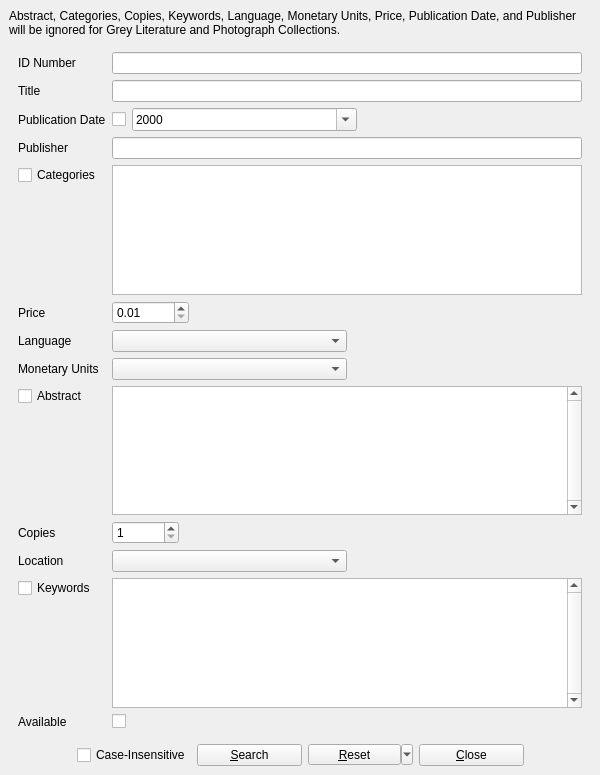
Above: UI/biblioteq_allinfo.ui from textbrowser/biblioteq before the change. Below: the same form after it.
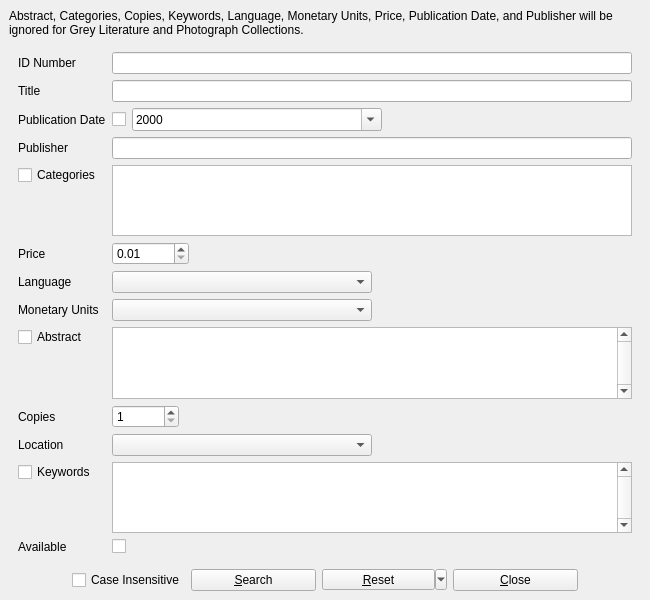
That is the form after the change. Icons and pictures are not drawn.

```diff
--- a/UI/biblioteq_allinfo.ui
+++ b/UI/biblioteq_allinfo.ui
@@ -6,8 +6,8 @@
    <rect>
     <x>0</x>
     <y>0</y>
-    <width>600</width>
-    <height>775</height>
+    <width>650</width>
+    <height>600</height>
    </rect>
   </property>
   <property name="windowTitle">
@@ -42,8 +42,8 @@
         <rect>
          <x>0</x>
          <y>0</y>
-         <width>582</width>
-         <height>671</height>
+         <width>616</width>
+         <height>650</height>
         </rect>
        </property>
        <layout class="QVBoxLayout" name="verticalLayout">
@@ -417,21 +417,15 @@
       <item>
        <widget class="QCheckBox" name="caseinsensitive">
         <property name="text">
-         <string>Case-Insensitive</string>
+         <string>Case Insensitive</string>
         </property>
        </widget>
       </item>
       <item>
        <widget class="QPushButton" name="okButton">
-        <property name="sizePolicy">
-         <sizepolicy hsizetype="Minimum" vsizetype="Fixed">
-          <horstretch>0</horstretch>
-          <verstretch>0</verstretch>
-         </sizepolicy>
-        </property>
         <property name="minimumSize">
          <size>
-          <width>105</width>
+          <width>125</width>
           <height>0</height>
          </size>
         </property>
@@ -451,7 +445,7 @@
        <widget class="QToolButton" name="resetButton">
         <property name="minimumSize">
          <size>
-          <width>105</width>
+          <width>125</width>
           <height>0</height>
          </size>
         </property>
@@ -467,7 +461,7 @@
        <widget class="QPushButton" name="cancelButton">
         <property name="minimumSize">
          <size>
-          <width>105</width>
+          <width>125</width>
           <height>0</height>
          </size>
         </property>
```
